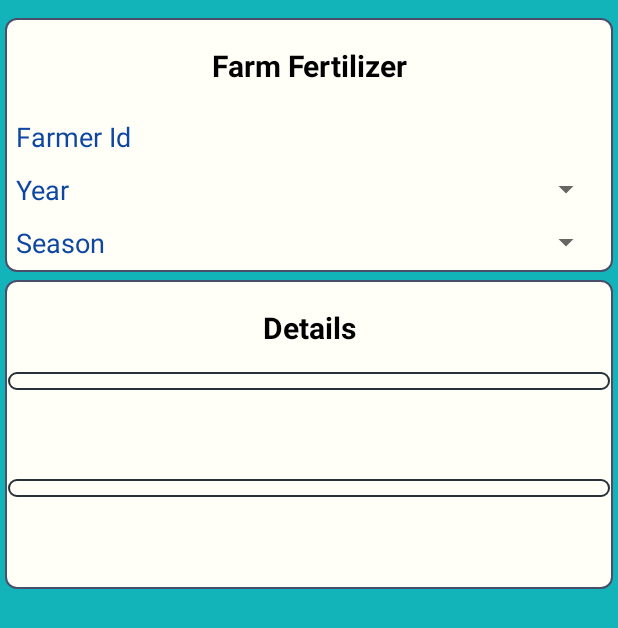
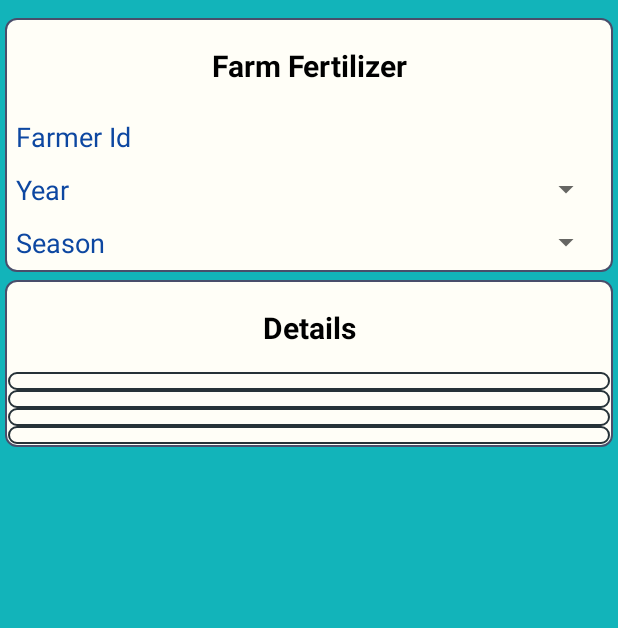
Before and after one commit to abhishekambkr/FApp, an Android app: the layout activity_farm_fertilizer.xml on its own in the app's theme, with its tools: preview values and no code run, on a phone screen of 412 x 824 dp. Shown: the top 628 px of the screen. Run offline under Robolectric (Android 15) with nearby library versions, the phone set to English and light mode, and no system bars.

Commit message:
Update activity_farm_fertilizer.xml

```diff
--- a/app/src/main/res/layout/activity_farm_fertilizer.xml
+++ b/app/src/main/res/layout/activity_farm_fertilizer.xml
@@ -125,8 +125,6 @@
 
           </LinearLayout>
 
-
-
         </LinearLayout>
 
         <LinearLayout
@@ -185,17 +183,25 @@
               </TableLayout>
 
             </RelativeLayout>
-                        <TextView
-                            android:id="@+id/tvNutrientdetails"
+
+            <RelativeLayout
+                android:id="@+id/rlNutrientdetails"
                 android:layout_width="match_parent"
+                android:layout_gravity="center"
                 android:layout_height="wrap_content"
-                            android:layout_margin="@dimen/login_button_padding"
-                            android:gravity="left"
-                            android:text=""
-                            android:textColor="#E91E63"
-                            android:textSize="20sp"
-                            android:textStyle="normal" />
+                android:background="@drawable/border_table"
+                android:orientation="vertical" >
 
+              <TableLayout
+                  android:id="@+id/tbNutrientdetails"
+                  android:layout_width="wrap_content"
+                  android:layout_height="wrap_content"
+                  android:layout_centerHorizontal="true"
+                  android:padding="5dp"
+                  android:stretchColumns="*">
+              </TableLayout>
+
+            </RelativeLayout>
             <RelativeLayout
                 android:id="@+id/rlAreaDetails"
                 android:layout_width="match_parent"
@@ -215,7 +221,7 @@
 
             </RelativeLayout>
 
-                        <TextView
+            <!--                   <TextView
                                    android:id="@+id/npkdetails"
                                    android:layout_width="match_parent"
                                    android:layout_height="wrap_content"
@@ -224,7 +230,26 @@
                                    android:text=""
                                    android:textColor="#673AB7"
                                    android:textSize="20sp"
-                            android:textStyle="normal" />
+                                   android:textStyle="normal" />-->
+
+            <RelativeLayout
+                android:id="@+id/rlnpkdetails"
+                android:layout_width="match_parent"
+                android:layout_gravity="center"
+                android:layout_height="wrap_content"
+                android:background="@drawable/border_table"
+                android:orientation="vertical" >
+
+              <TableLayout
+                  android:id="@+id/tbnpkdetails"
+                  android:layout_width="wrap_content"
+                  android:layout_height="wrap_content"
+                  android:layout_centerHorizontal="true"
+                  android:padding="5dp"
+                  android:stretchColumns="*">
+              </TableLayout>
+
+            </RelativeLayout>
           </LinearLayout>
 
         </LinearLayout>
```
Lines whose indentation alone changed are shown as unchanged.
